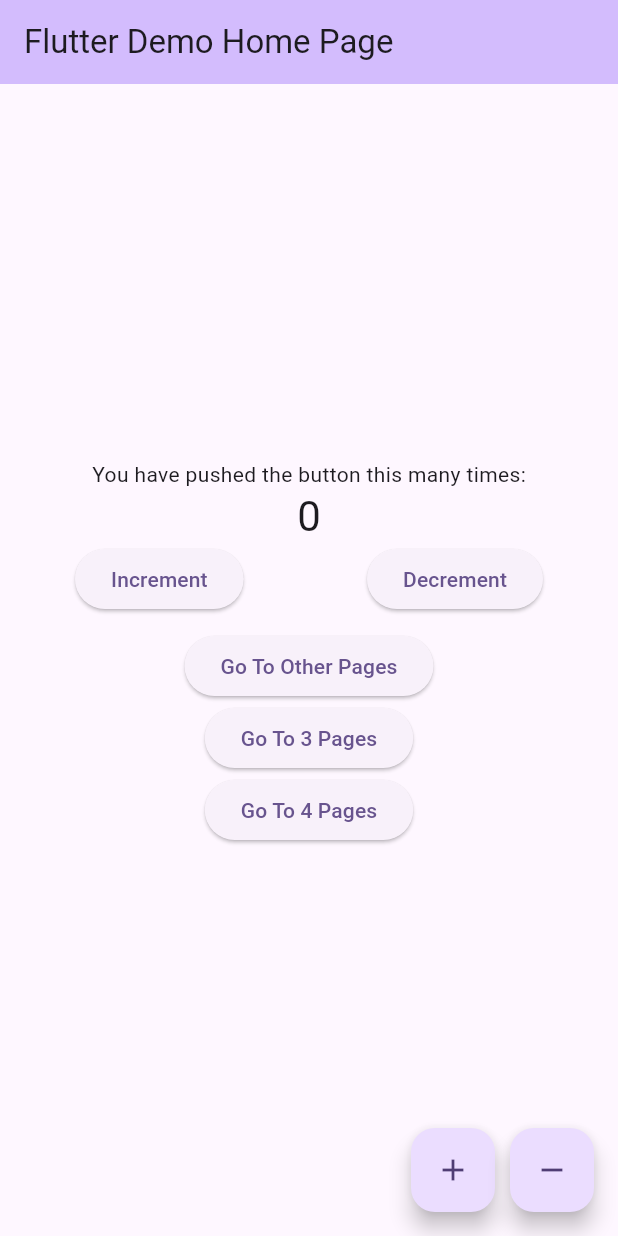
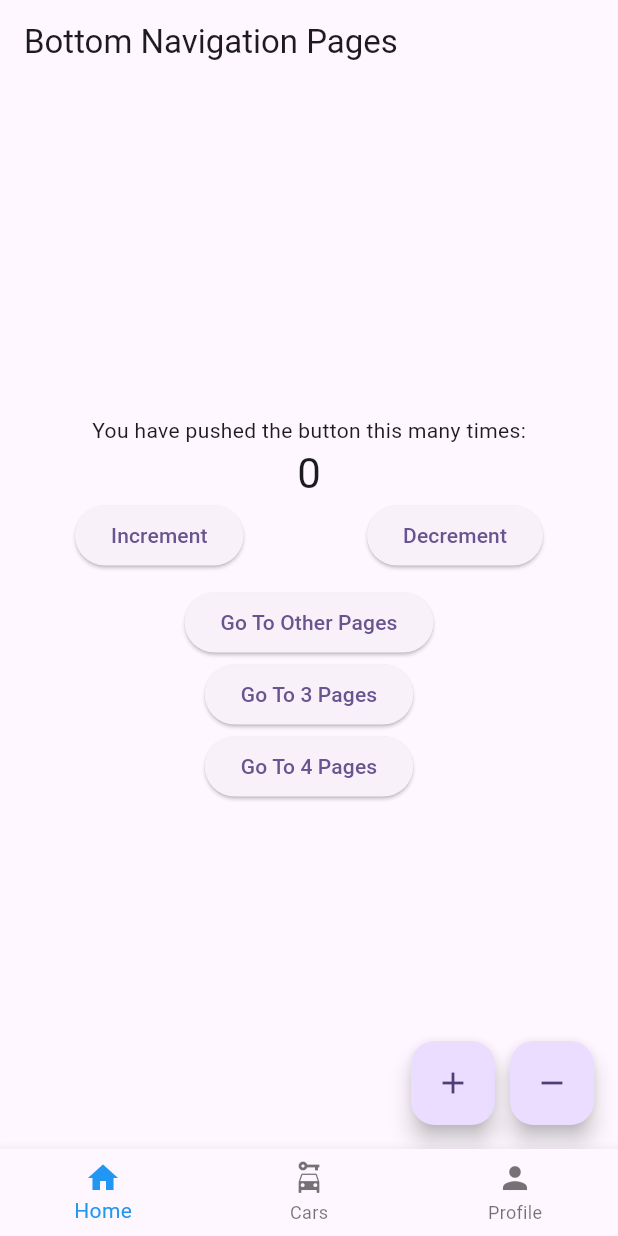
Before and after one commit to galihagungs/PPKDDASAR, a Flutter app: the screen it shows after launch, on a phone screen of 412 x 824 dp. Run offline on Flutter 3.47's test engine with Material 3 defaults, Android fonts, the phone set to English and light mode, and no system bars.

Commit message:
Febuary 25

```diff
--- /dev/null
+++ b/lib/Pages/bottomnav.dart
@@ -0,0 +1,50 @@
+import 'package:first_app/Pages/listviewbuilder.dart';
+import 'package:first_app/Pages/mainpage.dart';
+import 'package:first_app/Pages/secondpage.dart';
+import 'package:flutter/material.dart';
+
+class Bottomnav extends StatefulWidget {
+  const Bottomnav({super.key});
+
+  @override
+  State<Bottomnav> createState() => _BottomnavState();
+}
+
+class _BottomnavState extends State<Bottomnav> {
+  int _selected = 0;
+
+  static const TextStyle optionStyle = TextStyle(
+    fontSize: 18,
+    fontWeight: FontWeight.bold,
+  );
+
+  static const List _widgetOption = [
+    Mainpage(),
+    TestViewBuilder(),
+    Secondpage(),
+  ];
+
+  void _onTap(int index) {
+    setState(() {
+      _selected = index;
+    });
+  }
+
+  @override
+  Widget build(BuildContext context) {
+    return Scaffold(
+      appBar: AppBar(title: Text("Bottom Navigation Pages")),
+      bottomNavigationBar: BottomNavigationBar(
+        items: const <BottomNavigationBarItem>[
+          BottomNavigationBarItem(icon: Icon(Icons.home), label: "Home"),
+          BottomNavigationBarItem(icon: Icon(Icons.car_rental), label: "Cars"),
+          BottomNavigationBarItem(icon: Icon(Icons.person), label: "Profile"),
+        ],
+        onTap: _onTap,
+        selectedItemColor: Colors.blue,
+        currentIndex: _selected,
+      ),
+      body: Center(child: _widgetOption.elementAt(_selected)),
+    );
+  }
+}
--- a/lib/Pages/mainpage.dart
+++ b/lib/Pages/mainpage.dart
@@ -1,9 +1,9 @@
 import 'package:flutter/material.dart';
 
 class Mainpage extends StatefulWidget {
-  const Mainpage({super.key, required this.title});
+  const Mainpage({super.key});
 
-  final String title;
+  // final String title;
 
   @override
   State<Mainpage> createState() => _MainpageState();
@@ -32,10 +32,10 @@ class _MainpageState extends State<Mainpage> {
   @override
   Widget build(BuildContext context) {
     return Scaffold(
-      appBar: AppBar(
-        backgroundColor: Theme.of(context).colorScheme.inversePrimary,
-        title: Text(widget.title),
-      ),
+      // appBar: AppBar(
+      //   backgroundColor: Theme.of(context).colorScheme.inversePrimary,
+      //   title: Text(widget.title),
+      // ),
       body: Center(
         child: Column(
           mainAxisAlignment: MainAxisAlignment.center,
--- a/lib/main.dart
+++ b/lib/main.dart
@@ -1,5 +1,5 @@
+import 'package:first_app/Pages/bottomnav.dart';
 import 'package:first_app/Pages/fourpage.dart';
-import 'package:first_app/Pages/mainpage.dart';
 import 'package:first_app/Pages/secondpage.dart';
 import 'package:first_app/Pages/thirdpage.dart';
 import 'package:flutter/material.dart';
@@ -15,14 +15,15 @@ class MyApp extends StatelessWidget {
   @override
   Widget build(BuildContext context) {
     return MaterialApp(
+      debugShowCheckedModeBanner: false,
       title: 'Flutter Demo',
       theme: ThemeData(
         colorScheme: ColorScheme.fromSeed(seedColor: Colors.deepPurple),
       ),
       // home: const MyHomePage(title: 'Flutter Demo Home Page'),
       routes: {
-        '/': (context) => const Mainpage(title: 'Flutter Demo Home Page'),
-        '/home': (context) => const Secondpage(title: 'Profile Menu'),
+        '/': (context) => const Bottomnav(),
+        '/home': (context) => const Secondpage(),
         '/thrid': (context) => const Thirdpage(),
         '/four': (context) => const Fourpage(),
       },
```
Also changed, not shown: lib/Cars/carsdata.dart (added, +60 -0 lines), lib/Pages/listviewbuilder.dart (added, +103 -0 lines), lib/Pages/secondpage.dart (+2 -6 lines), lib/model/carsmodel.dart (added, +72 -0 lines), lib/model/modeltest.dart (added, +38 -0 lines).
